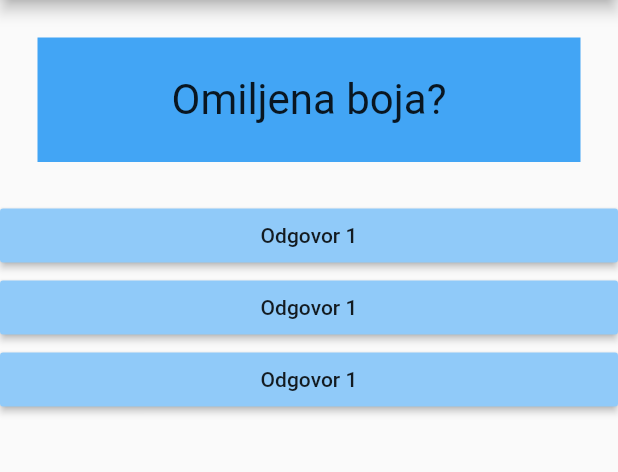
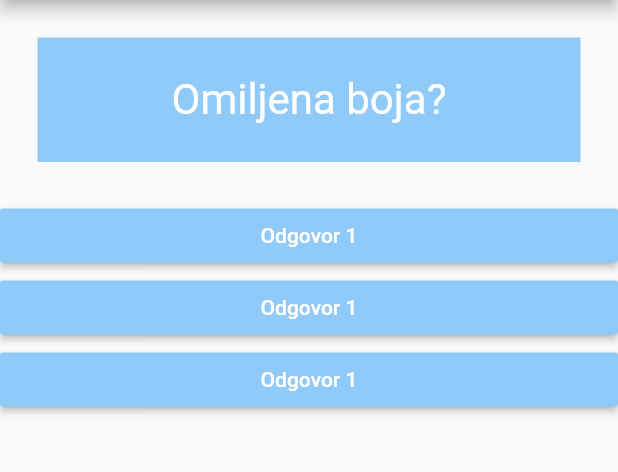
Before and after one commit to mirzawan/my_flutter_projects, a Flutter app: the screen it shows after launch, on a phone screen of 412 x 824 dp, the part 84-556 px from its top. Run offline on Flutter 3.47's test engine with Material 2 defaults, Android fonts, the phone set to English and light mode, and no system bars.

Commit message:
Dodate boje dugmadima

```diff
--- a/lib/odgovor.dart
+++ b/lib/odgovor.dart
@@ -10,6 +10,7 @@ class Odgovor extends StatelessWidget {
         //stiliziranje dugmeta
         width: double.infinity,
         child: RaisedButton(
+          textColor: Colors.white,
           color: Colors.blue[200],
           child: Text("Odgovor 1"),
           onPressed: selectHandler,
--- a/lib/pitanje.dart
+++ b/lib/pitanje.dart
@@ -10,10 +10,10 @@ class Pitanje extends StatelessWidget {
       width: double.infinity,
       margin: EdgeInsets.all(25),
       padding: EdgeInsets.all(25),
-      color: Colors.blue[400],
+      color: Colors.blue[200],
       child: Text(
         textPitanja,
-        style: TextStyle(fontSize: 28),
+        style: TextStyle(fontSize: 28, color: Colors.white),
         textAlign: TextAlign.center,
       ),
     );
```
